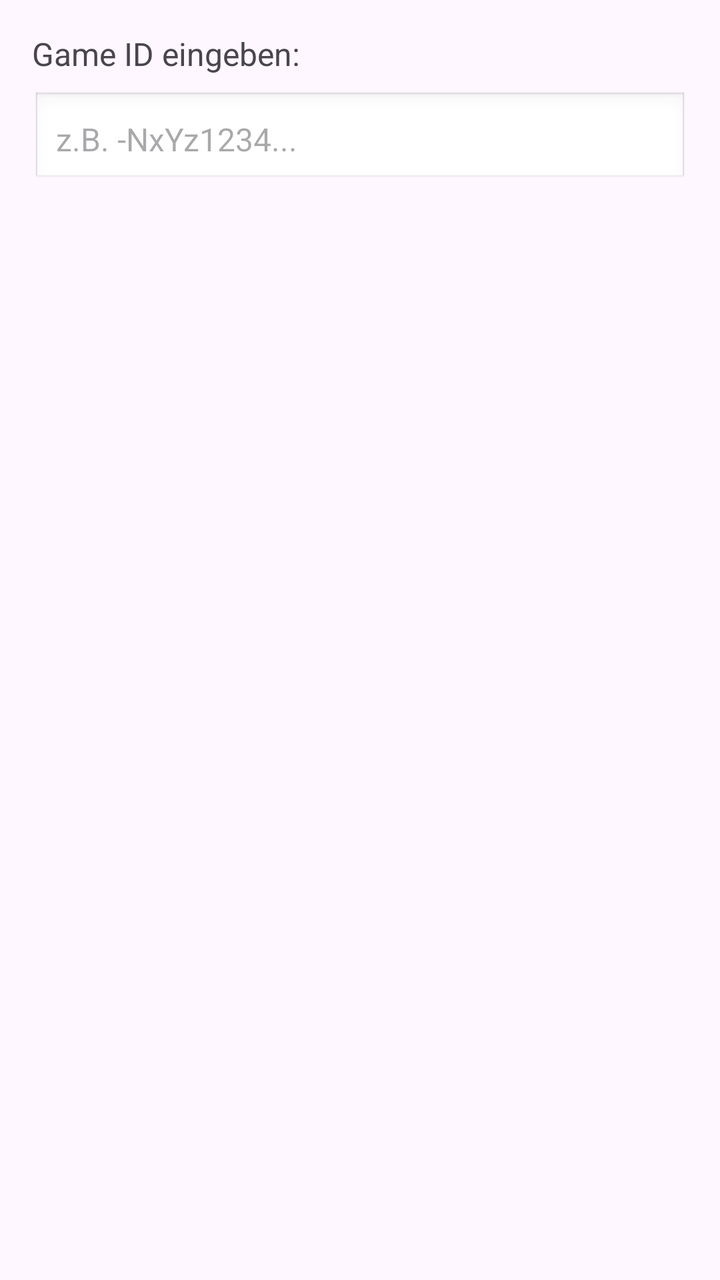
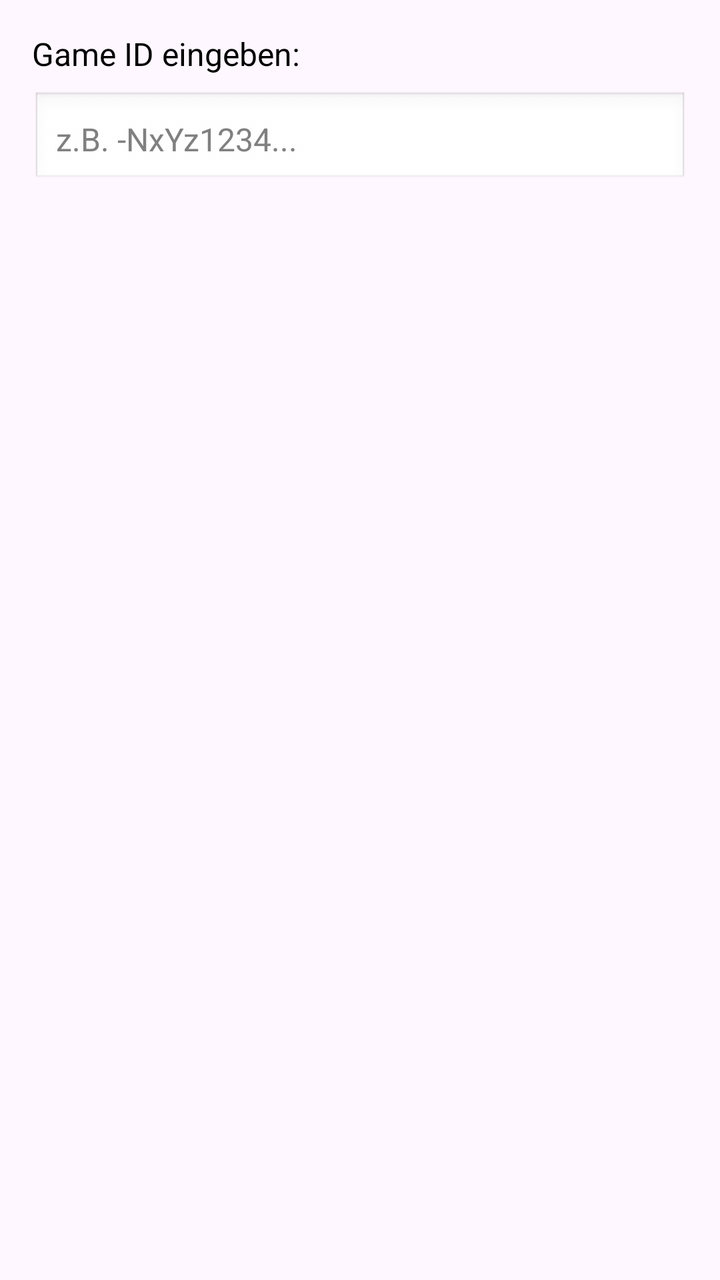

Compare the two renders of this Android layout. The source of the first and the diff that turns it into the second are given below.
<!-- AndroidManifest.xml: application theme Theme.WorldsHardestGameMultiplayer -->
<!-- res/layout/dialog_join_game.xml -->
<?xml version="1.0" encoding="utf-8"?>
<LinearLayout xmlns:android="http://schemas.android.com/apk/res/android"
    android:layout_width="match_parent"
    android:layout_height="wrap_content"
    android:orientation="vertical"
    android:padding="16dp">

    <TextView
        android:layout_width="wrap_content"
        android:layout_height="wrap_content"
        android:text="Game ID eingeben:"
        android:textSize="16sp"
        android:layout_marginBottom="8dp"/>

    <EditText
        android:id="@+id/etGameId"
        android:layout_width="match_parent"
        android:layout_height="wrap_content"
        android:hint="z.B. -NxYz1234..."
        android:inputType="text"
        android:textSize="16sp"
        android:padding="12dp"
        android:background="@android:drawable/edit_text"/>

</LinearLayout>
<!-- resources referenced by this layout -->
<resources>
  <style name="Theme.WorldsHardestGameMultiplayer" parent="Base.Theme.WorldsHardestGameMultiplayer" />
  <style name="Base.Theme.WorldsHardestGameMultiplayer" parent="Theme.Material3.DayNight.NoActionBar">
          
          
      </style>
</resources>

<!-- the commit's change to res/layout/dialog_join_game.xml (unified diff, before → after) -->
@@ -14,11 +14,13 @@
 
     <EditText
         android:id="@+id/etGameId"
+        style="@style/CustomEditText"
         android:layout_width="match_parent"
         android:layout_height="wrap_content"
         android:hint="z.B. -NxYz1234..."
         android:inputType="text"
         android:textSize="16sp"
+        android:textColor="#000000"
         android:padding="12dp"
         android:background="@android:drawable/edit_text"/>
 
<!-- resource entries referenced after the edit -->
@@ -1,9 +1,17 @@
 <!-- resources referenced by this layout -->
 <resources>
+  <style name="CustomEditText" parent="Widget.AppCompat.EditText">
+          <item name="android:textColor">#000000</item>
+          <item name="android:textColorHint">#808080</item>
+      </style>
   <style name="Theme.WorldsHardestGameMultiplayer" parent="Base.Theme.WorldsHardestGameMultiplayer" />
-  <style name="Base.Theme.WorldsHardestGameMultiplayer" parent="Theme.Material3.DayNight.NoActionBar">
+  <style name="Base.Theme.WorldsHardestGameMultiplayer" parent="Theme.Material3.Light.NoActionBar">
           
-          
+          <item name="android:editTextColor">#000000</item>
+          <item name="android:textColorPrimary">#000000</item>
+          <item name="editTextColor">#000000</item>
+          <item name="android:textColor">#000000</item>
+          <item name="editTextStyle">@style/CustomEditText</item>
       </style>
 </resources>
 
